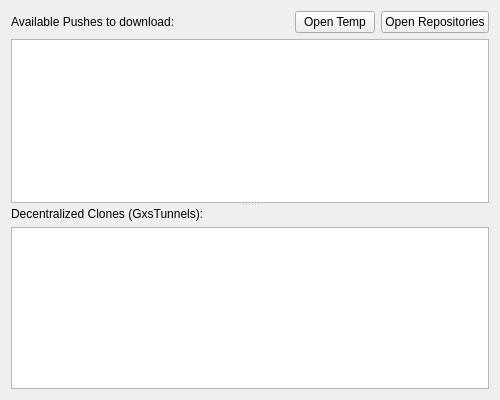
defnax/retroGit, file gui/PushesWidget.ui: the form before one commit.
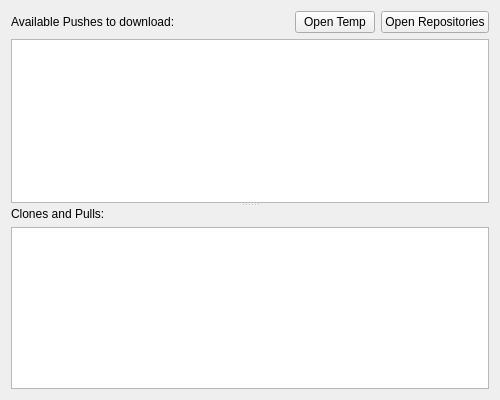
The form after the commit.

Commit message:
Remove GXS tunnel transfers
Clone, pull and fork now only use the owner's signed GXS updates
and the packs they reference.

Patch:
```diff
--- a/gui/PushesWidget.ui
+++ b/gui/PushesWidget.ui
@@ -69,7 +69,7 @@
        <item row="0" column="0">
         <widget class="QLabel" name="lblClones">
          <property name="text">
-          <string>Decentralized Clones (GxsTunnels):</string>
+          <string>Clones and Pulls:</string>
          </property>
         </widget>
        </item>
```
The commit also changes 15 other files.
